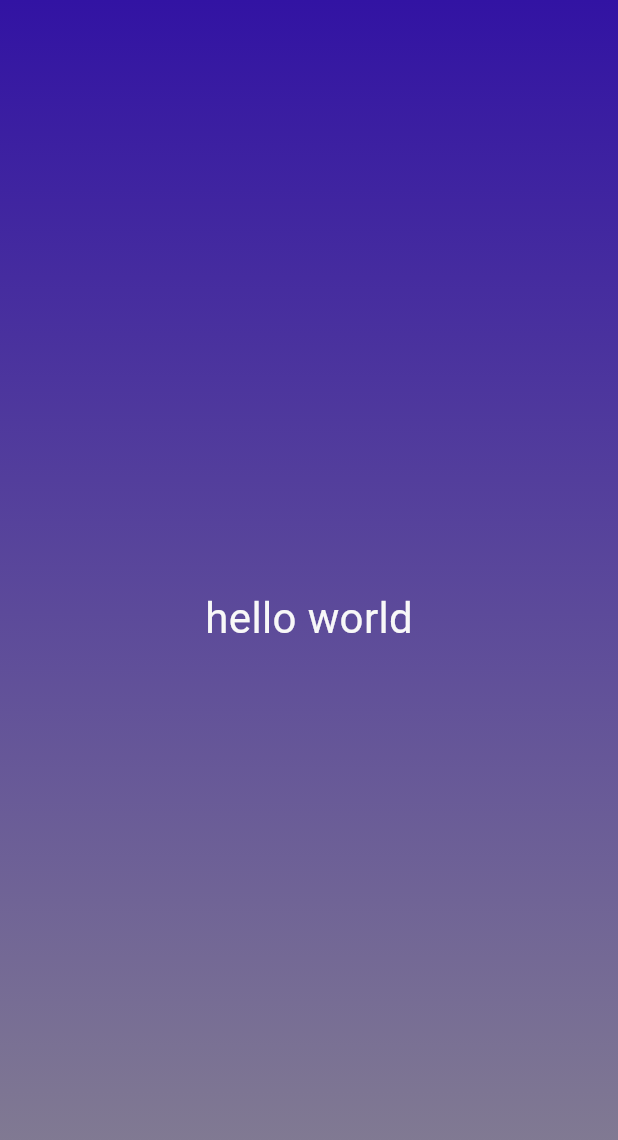
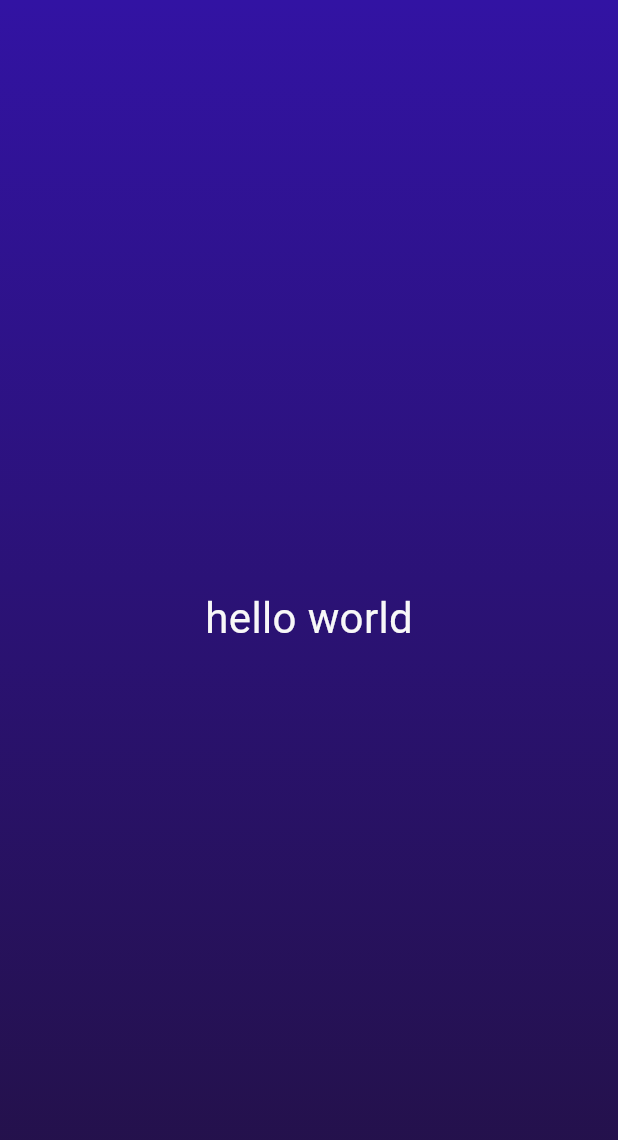
Before and after one commit to imrojhimal/flutter-first-app, a Flutter app: the screen it shows after launch, on a phone screen of 412 x 824 dp. Shown: the top 1140 px of the screen. Run offline on Flutter 3.47's test engine with Material 3 defaults, Android fonts, the phone set to English and light mode, and no system bars.

Commit message:
adding const at variable

```diff
--- a/lib/gradient_container.dart
+++ b/lib/gradient_container.dart
@@ -1,18 +1,18 @@
 import 'package:flutter/material.dart';
 import 'package:myapp/styletext.dart';
-var startAlignment = Alignment.topLeft;
-var endAlignment = Alignment.bottomLeft;
+const startAlignment = Alignment.topLeft;
+const endAlignment = Alignment.bottomLeft;
 class GradientContainer extends StatelessWidget{
  const  GradientContainer({super.key});
   @override
   Widget build(context)
   {
     return Container(
-          decoration: BoxDecoration(
+          decoration: const BoxDecoration(
             gradient: LinearGradient(
-             colors:const
+             colors:
              [Color.fromARGB(255, 50, 19, 163),
-             Color.fromARGB(255, 135, 130, 145)],
+             Color.fromARGB(255, 35, 17, 69)],
              begin:startAlignment,
              end:endAlignment,
             )
```
